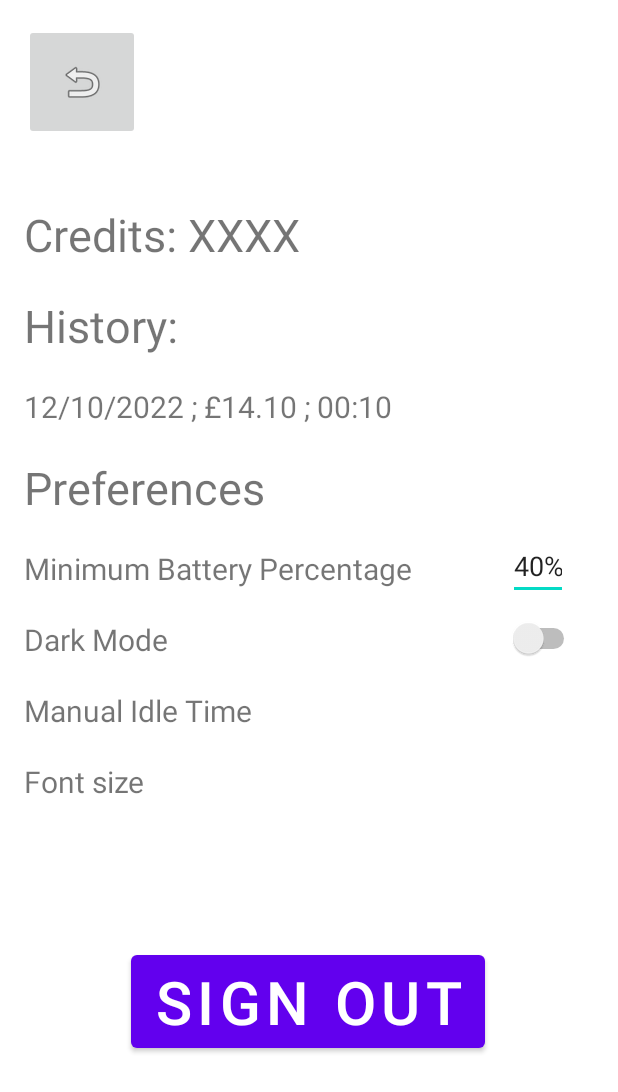
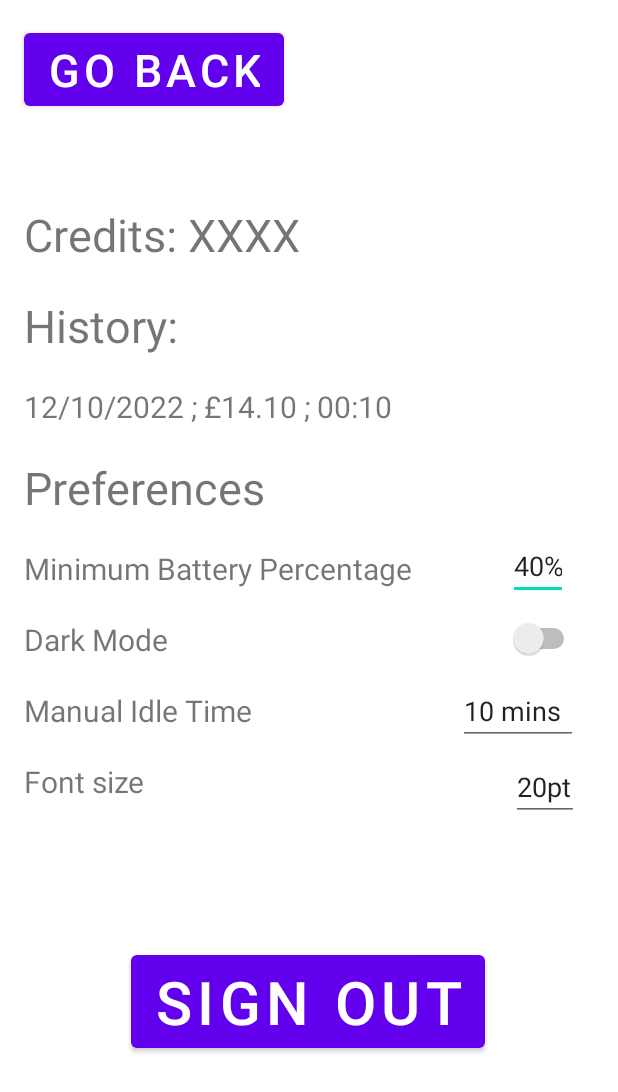
Before and after one commit to JordanllHarper/Scooter-Summon, an Android app: the ProfileActivity screen opened directly, with no data from a screen before it, on a phone screen of 412 x 824 dp. Shown: the top 1092 px of the screen. Run offline under Robolectric (Android 15) with nearby library versions, the phone set to English and light mode, and no system bars.

Commit message:
settings change

```diff
--- a/app/src/main/res/layout/activity_profile.xml
+++ b/app/src/main/res/layout/activity_profile.xml
@@ -98,16 +98,6 @@
         app:layout_constraintStart_toStartOf="parent"
         app:layout_constraintTop_toBottomOf="@+id/textView10" />
 
-    <ImageButton
-        android:id="@+id/back_button"
-        android:layout_width="77dp"
-        android:layout_height="77dp"
-        android:layout_marginStart="16dp"
-        android:layout_marginTop="16dp"
-        app:layout_constraintStart_toStartOf="parent"
-        app:layout_constraintTop_toTopOf="parent"
-        app:srcCompat="@android:drawable/ic_menu_revert" />
-
     <EditText
         android:id="@+id/bat_percent_input"
         android:layout_width="40dp"
@@ -128,4 +118,42 @@
         app:layout_constraintStart_toStartOf="@+id/bat_percent_input"
         app:layout_constraintTop_toBottomOf="@+id/bat_percent_input" />
 
+    <Button
+        android:id="@+id/back_button"
+        android:layout_width="wrap_content"
+        android:layout_height="wrap_content"
+        android:layout_marginStart="16dp"
+        android:layout_marginTop="16dp"
+        android:text="Go Back"
+        android:textSize="30sp"
+        app:layout_constraintStart_toStartOf="parent"
+        app:layout_constraintTop_toTopOf="parent" />
+
+    <EditText
+        android:id="@+id/font_size_input"
+        android:layout_width="45dp"
+        android:layout_height="40dp"
+        android:layout_marginTop="68dp"
+        android:ems="10"
+        android:inputType="textPersonName"
+        android:text="20pt"
+        app:layout_constraintEnd_toEndOf="parent"
+        app:layout_constraintHorizontal_bias="0.903"
+        app:layout_constraintStart_toEndOf="@+id/textView10"
+        app:layout_constraintTop_toBottomOf="@+id/toggle_light_dark" />
+
+    <EditText
+        android:id="@+id/manual_idle_time_input"
+        android:layout_width="80dp"
+        android:layout_height="wrap_content"
+        android:layout_marginStart="136dp"
+        android:ems="10"
+        android:inputType="textPersonName"
+        android:text="10 mins"
+        app:layout_constraintBottom_toTopOf="@+id/font_size_input"
+        app:layout_constraintEnd_toEndOf="@+id/toggle_light_dark"
+        app:layout_constraintStart_toEndOf="@+id/manual_idle_time"
+        app:layout_constraintTop_toBottomOf="@+id/toggle_light_dark"
+        app:layout_constraintVertical_bias="0.521" />
+
 </androidx.constraintlayout.widget.ConstraintLayout>
```
